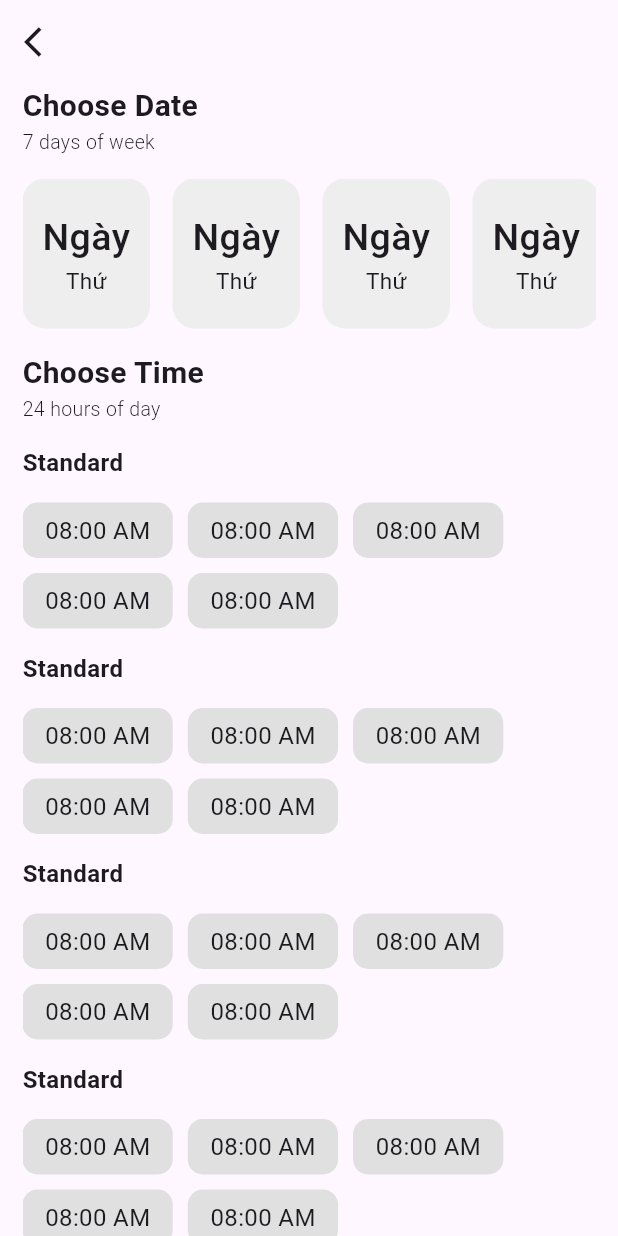
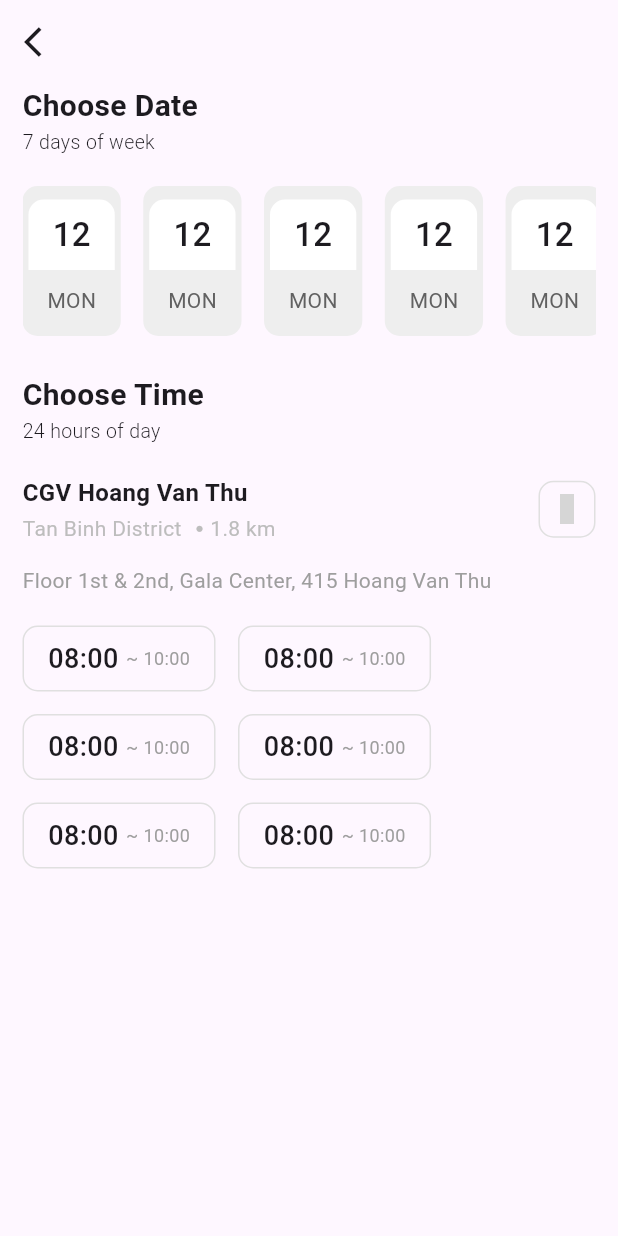
Before and after one commit to nhatnguyen130102/project_1, a Flutter app: the Choose_Date screen opened directly, on a phone screen of 412 x 824 dp. Run offline on Flutter 3.47's test engine with Material 3 defaults, Android fonts, the phone set to English and light mode, and no system bars; our stand-ins replace barcode_widget, carousel_slider, flutter_rating_bar, fluttericon, font_awesome_flutter, gap and 1 more; missing offline and left inert: selection_menu; network calls fail; grey boxes are pictures that could not be loaded.

Commit message:
Fixed choosedate.dart + choosedate_modun.dart

```diff
--- a/lib/component_widget/choosedate_modun.dart
+++ b/lib/component_widget/choosedate_modun.dart
@@ -15,28 +15,38 @@ class ChooseDate_Modun extends StatelessWidget {
       margin: EdgeInsets.only(
         right: 15,
       ),
-      height: 100,
-      width: 85,
       decoration: BoxDecoration(
-        borderRadius: BorderRadius.circular(15),
-        color: Colors.grey[200],
+        borderRadius: BorderRadius.circular(10),
+        color: Colors.grey.shade200,
       ),
       child: Column(
         mainAxisAlignment: MainAxisAlignment.center,
         crossAxisAlignment: CrossAxisAlignment.center,
         children: [
-          Text(
+          Container(
+            margin: EdgeInsets.only(left: 4, right: 4),
+            padding: EdgeInsets.only(top: 8, left: 16, right: 16, bottom: 8),
+            decoration: BoxDecoration(
+              color: Colors.white,
+              borderRadius: BorderRadius.only(topLeft: Radius.circular(10), topRight: Radius.circular(10))
+            ),
+            child: Text(
               StringA,
               style: TextStyle(
-              fontSize: 25,
+                fontSize: 22,
                 fontWeight: FontWeight.w500,
               ),
             ),
-          Text(
+          ),
+          Container(
+            padding: EdgeInsets.only(top: 10, bottom: 5),
+            child: Text(
               StringB,
               style: TextStyle(
-              fontSize: 15,
+                fontSize: 14,
                 fontWeight: FontWeight.w400,
+                color: Colors.grey.shade700
+              ),
             ),
           ),
         ],
--- a/lib/screen/choosedate.dart
+++ b/lib/screen/choosedate.dart
@@ -1,6 +1,9 @@
 import 'package:flutter/material.dart';
+import 'package:fluttericon/font_awesome_icons.dart';
+import 'package:gap/gap.dart';
 import 'package:project_1/screen/booking.dart';
-
+import 'package:selection_menu/selection_menu.dart';
+import 'package:selection_menu/components_configurations.dart';
 import '../component_widget/choosedate_modun.dart';
 import '../component_widget/headline_2_component.dart';
 
@@ -33,6 +36,10 @@ class _Choose_DateState extends State<Choose_Date> {
             crossAxisAlignment: CrossAxisAlignment.start,
             mainAxisAlignment: MainAxisAlignment.start,
             children: [
+
+
+
+              //Choose-Date-------------------------------------
               HeadLine2Component(
                 StringA: 'Choose Date',
                 StringB: '7 days of week',
@@ -40,20 +47,23 @@ class _Choose_DateState extends State<Choose_Date> {
               Container(
                 width: size.width,
                 height: 100,
-                margin: EdgeInsets.symmetric(
-                  vertical: 15,
+                margin: EdgeInsets.only(
+                  top: 20, bottom: 25
                 ),
                 child: ListView.builder(
                   scrollDirection: Axis.horizontal,
                   itemCount: 10,
                   itemBuilder: (context, index) {
                     return ChooseDate_Modun(
-                      StringA: 'Ngày',
-                      StringB: 'Thứ',
+                      StringA: '12',
+                      StringB: 'MON',
                     );
                   },
                 ),
               ),
+
+
+              //Choose-Time-------------------------------------
               HeadLine2Component(
                 StringA: 'Choose Time',
                 StringB: '24 hours of day',
@@ -62,38 +72,92 @@ class _Choose_DateState extends State<Choose_Date> {
                 scrollDirection: Axis.vertical,
                 physics: BouncingScrollPhysics(),
                 shrinkWrap: true,
-                itemCount: 5,
+                itemCount: 1,
                 itemBuilder: (context, index) {
                   return Column(
                     crossAxisAlignment: CrossAxisAlignment.start,
                     mainAxisAlignment: MainAxisAlignment.start,
                     children: [
-                      Container(
-                        margin: EdgeInsets.only(top: 15),
-                        child: Text(
-                          'Standard',
-                          style: TextStyle(
-                            fontSize: 16,
-                            fontWeight: FontWeight.bold,
+                      Gap(20),
+
+                      //Cinema: Time & Info--------------------------------------
+                      Row(
+                        mainAxisAlignment: MainAxisAlignment.spaceBetween,
+                        children: [
+                          //Cinema & Address-------------
+                          Column(
+                            mainAxisAlignment: MainAxisAlignment.start,
+                            crossAxisAlignment: CrossAxisAlignment.start,
+                            children: [
+                              Text(
+                                'CGV Hoang Van Thu',
+                                style: TextStyle(
+                                  fontSize: 16,
+                                  fontWeight: FontWeight.bold,
+                                ),
+                              ),
+                              Gap(2),
+                              Row(
+                                children: [
+                                  Text(
+                                    'Tan Binh District',
+                                    style: TextStyle(
+                                      fontWeight: FontWeight.w400,
+                                      color: Colors.grey[400],
+                                    ),
+                                  ),
+                                  Gap(10),
+                                  Icon(FontAwesome.circle, size: 4, color: Colors.grey[400],),
+                                  Gap(5),
+                                  Text('1.8 km', style: TextStyle(color: Colors.grey[400]),),
+                                ],
+                              ),
+                            ],
                           ),
+
+                          //Favorite-Icon
+                          Container(
+                            padding: EdgeInsets.all(8),
+                            decoration: BoxDecoration(
+                              border: Border.all(color: Colors.grey.shade300),
+                              borderRadius: BorderRadius.circular(10),
+                            ),
+                            child: Icon(
+                              FontAwesome.heart_empty,
+                              size: 20,
+                              color: Colors.grey[600],
+                            ),
+                          )
+                        ],
+                      ),
+
+                      Gap(15),
+                      Text(
+                        'Floor 1st & 2nd, Gala Center, 415 Hoang Van Thu',
+                        style: TextStyle(
+                          fontSize: 14,
+                          color: Colors.grey.shade500,
                         ),
                       ),
+                      Gap(10),
+
+                      //Screening---------------------------------
                       Container(
-                        margin: EdgeInsets.only(top: 15),
+                        margin: EdgeInsets.only(top: 10),
                         width: size.width,
                         child: Wrap(
                           direction: Axis.horizontal,
-                          spacing: 10,
-                          runSpacing: 10,
-                          children: List.generate(5, (index) {
+                          spacing: 15,
+                          runSpacing: 15,
+                          children: List.generate(6, (index) {
                             return Container(
                               padding: EdgeInsets.symmetric(
-                                horizontal: 15,
-                                vertical: 7,
+                                horizontal: 16,
+                                vertical: 8,
                               ),
                               decoration: BoxDecoration(
+                                border: Border.all(color: Colors.grey.shade300),
                                 borderRadius: BorderRadius.circular(10),
-                                color: Colors.grey[300],
                               ),
                               child: GestureDetector(
                                 onTap: () {
@@ -106,11 +170,27 @@ class _Choose_DateState extends State<Choose_Date> {
                                     ),
                                   );
                                 },
-                                child: Text(
-                                  '08:00 AM',
-                                  style: TextStyle(
-                                    fontSize: 16,
-                                  ),
+
+                                //Screening-Item---------------
+                                child: Row(
+                                  mainAxisSize: MainAxisSize.min, //wrap-content
+                                  children: [
+                                    Text(
+                                      '08:00',
+                                      style: TextStyle(
+                                        fontSize: 18,
+                                        fontWeight: FontWeight.w500,
+                                      ),
+                                    ),
+                                    Gap(5),
+                                    Text(
+                                      '~ 10:00',
+                                      style: TextStyle(
+                                        fontSize: 12,
+                                        color: Colors.grey.shade500,
+                                      ),
+                                    )
+                                  ],
                                 ),
                               ),
                             );
--- a/pubspec.yaml
+++ b/pubspec.yaml
@@ -38,6 +38,7 @@ dependencies:
   carousel_slider: ^4.2.1
   getwidget: ^4.0.0
   ionicons: ^0.2.2
+  selection_menu: ^2.0.2
   font_awesome_flutter: ^10.7.0
   fluttericon: ^2.0.0
   barcode_widget: ^2.0.4
```
Lines whose indentation alone changed are shown as unchanged.
